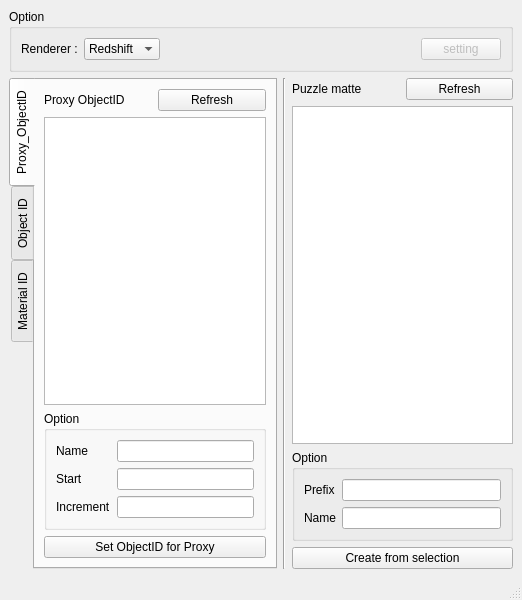
Qt form ui.ui (Shayen/RS_MultimatteTool) before a commit.
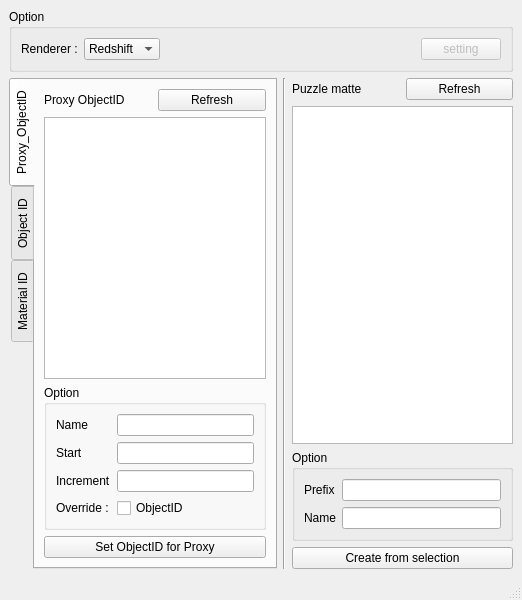
The same form after that commit. The open tabs and pages were chosen to show the change.

Commit message: Add Proxy Function and fix some bug

```diff
--- a/ui.ui
+++ b/ui.ui
@@ -110,6 +110,9 @@
              <string>Option</string>
             </property>
             <layout class="QFormLayout" name="formLayout_5">
+             <property name="fieldGrowthPolicy">
+              <enum>QFormLayout::AllNonFixedFieldsGrow</enum>
+             </property>
              <item row="0" column="0">
               <widget class="QLabel" name="ProxyObjID_name_label">
                <property name="text">
@@ -140,6 +143,20 @@
              <item row="2" column="1">
               <widget class="QLineEdit" name="ProxyObjID_Increment_lineEdit"/>
              </item>
+             <item row="3" column="1">
+              <widget class="QCheckBox" name="ProxyObjID_ObjectID_checkBox">
+               <property name="text">
+                <string>ObjectID</string>
+               </property>
+              </widget>
+             </item>
+             <item row="3" column="0">
+              <widget class="QLabel" name="ProxyObjID_Override_label">
+               <property name="text">
+                <string>Override :</string>
+               </property>
+              </widget>
+             </item>
             </layout>
            </widget>
           </item>
```
Left out of the diff: 4 changed lines with no effect on the pictures. The commit also changes 4 other files.
